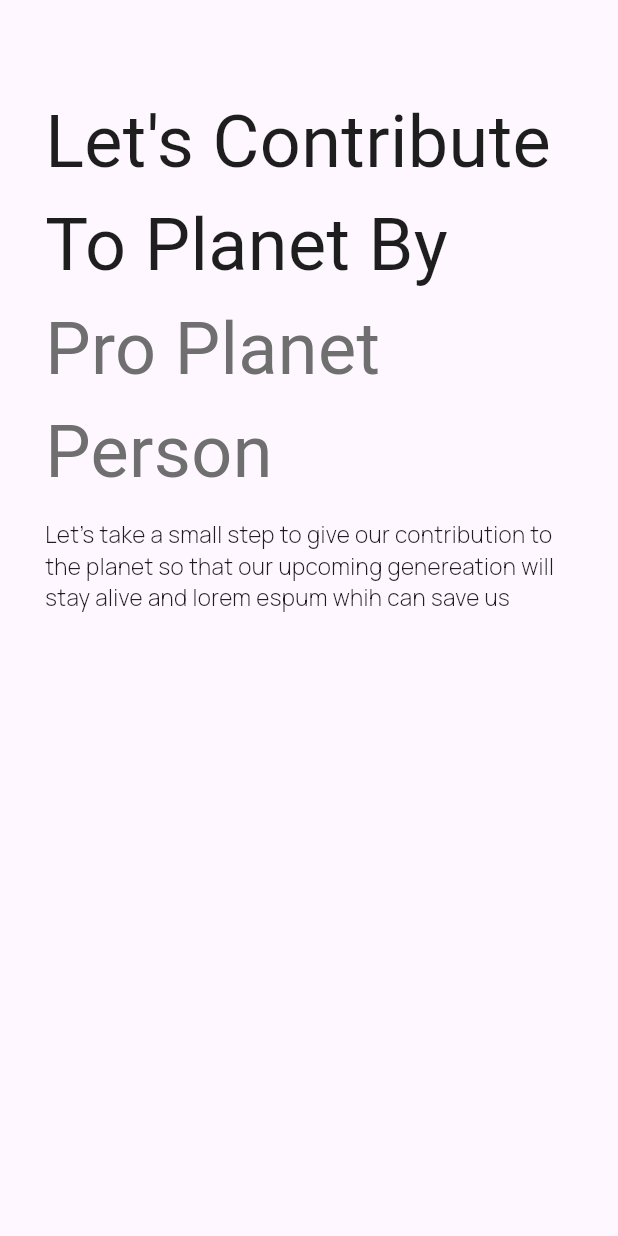
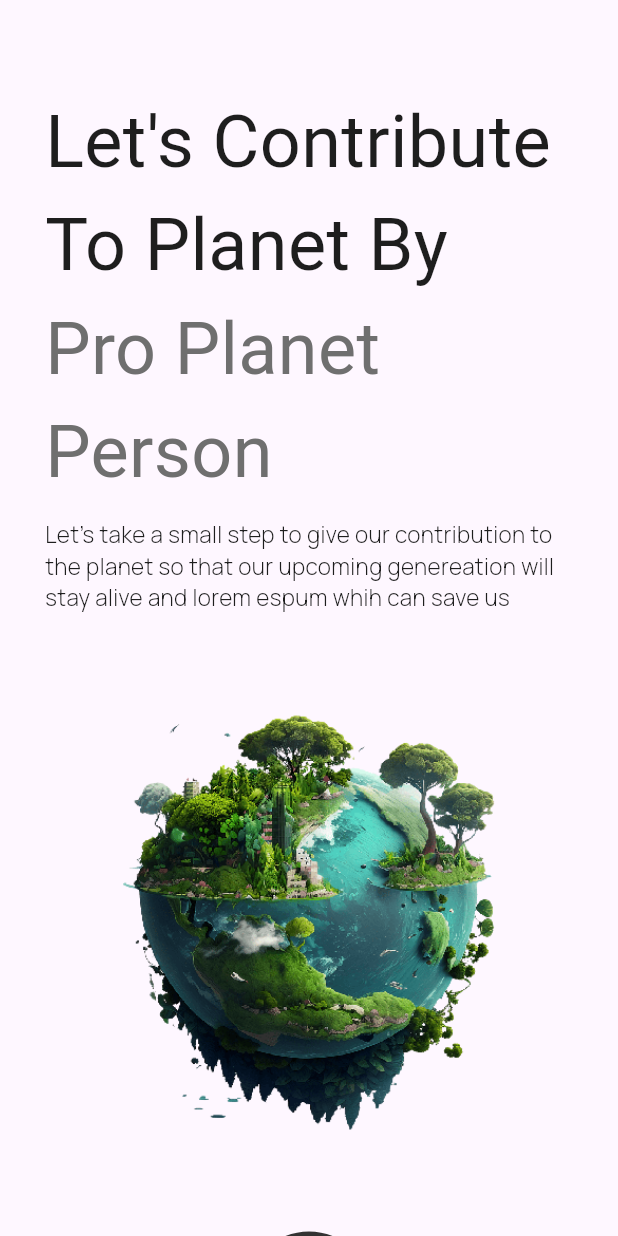
Before and after one commit to voiiddxx/Planet-Pulse-Flutter, a Flutter app: the screen it shows after launch, on a phone screen of 412 x 824 dp. Run offline on Flutter 3.47's test engine with Material 2 defaults, Android fonts, the light colour scheme and no system bars; our stand-ins replace google_fonts.

Commit message:
Added Splash Screen

```diff
--- a/lib/View/Screens/start/splash.dart
+++ b/lib/View/Screens/start/splash.dart
@@ -41,7 +41,28 @@ class SplashScreenState extends State<SplashScreen> {
                   DetailText(
                       color: GlobalColor.headingcolor,
                       text:
-                          "Let’s take a small step to give our contribution to the planet so that our upcoming genereation will stay alive and lorem espum whih can save us")
+                          "Let’s take a small step to give our contribution to the planet so that our upcoming genereation will stay alive and lorem espum whih can save us"),
+                  Image.asset(
+                    "assets/images/planet.png",
+                    height: MediaQuery.of(context).size.height * 0.5,
+                  ),
+                  Row(
+                    mainAxisAlignment: MainAxisAlignment.center,
+                    children: [
+                      Container(
+                        height: 85,
+                        width: 85,
+                        decoration: BoxDecoration(
+                            color: const Color.fromRGBO(51, 51, 51, 1),
+                            borderRadius: BorderRadius.circular(85)),
+                        child: Icon(
+                          Icons.arrow_forward_ios_sharp,
+                          color: Colors.white,
+                          size: 30,
+                        ),
+                      )
+                    ],
+                  )
                 ],
               ),
             ),
--- a/pubspec.yaml
+++ b/pubspec.yaml
@@ -54,9 +54,8 @@ flutter:
   # the material Icons class.
   uses-material-design: true
   # To add assets to your application, add an assets section, like this:
-  # assets:
-  #   - images/a_dot_burr.jpeg
-  #   - images/a_dot_ham.jpeg
+  assets:
+    - assets/images/
   # An image asset can refer to one or more resolution-specific "variants", see
   # https://flutter.dev/assets-and-images/#resolution-aware
   # For details regarding adding assets from package dependencies, see
```
Also changed, not shown: assets/images/planet.png (added), 1 other file.
